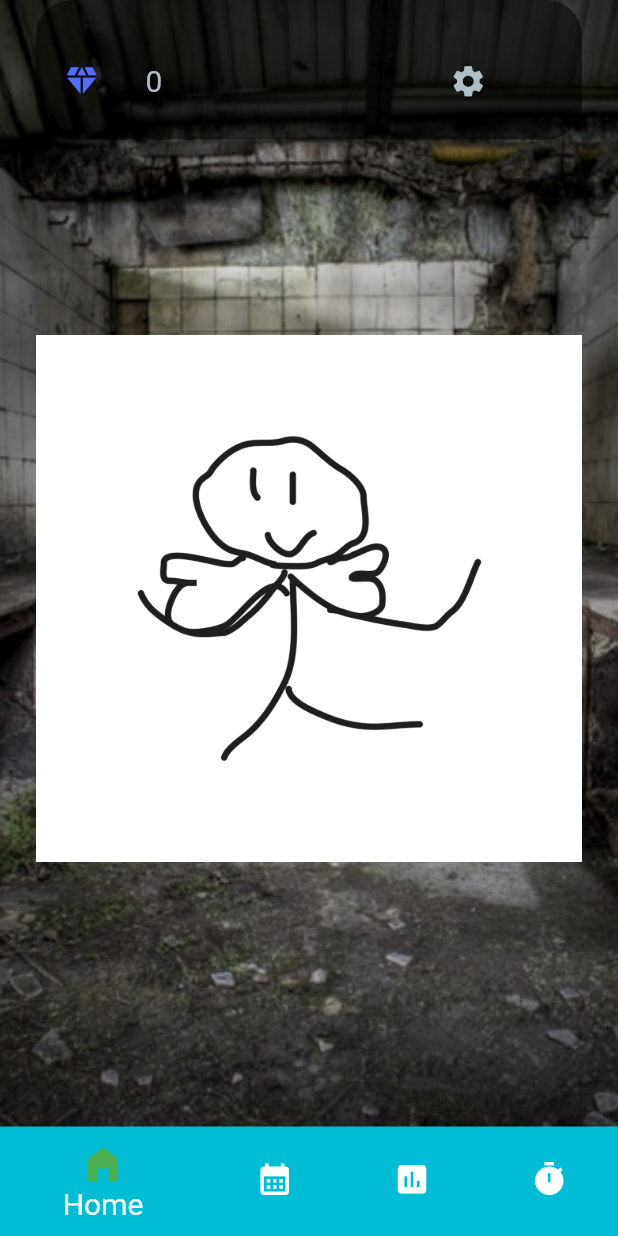
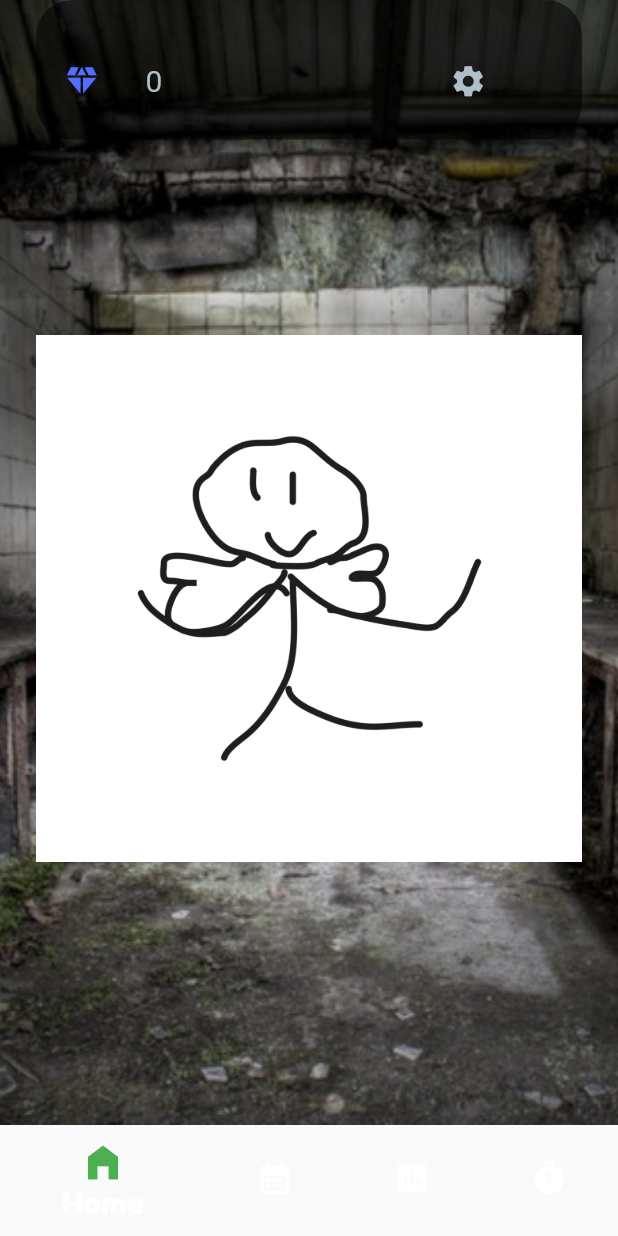
Before and after one commit to 2022cccNATSU/cccapp_code, a Flutter app: the MyHomePage screen opened directly, on a phone screen of 412 x 824 dp. Run offline on Flutter 3.47's test engine with Material 2 defaults, Android fonts, the phone set to English and light mode, and no system bars; our stand-ins replace animated_text_kit, bubble, cloud_firestore, firebase_core, lottie, table_calendar; accounts and stored records are empty.

```diff
--- /dev/null
+++ b/lib/HomePage/HomePage.dart
@@ -0,0 +1 @@
+// TODO Implement this library.
--- a/lib/src/HomePage/BottomBar.dart
+++ b/lib/src/HomePage/BottomBar.dart
@@ -35,8 +35,10 @@ class _BottomBar extends  State<BottomBar>{
     });
   }
   @override
-  Widget build(BuildContext context) {//日本語にしてフォントをHachi Maru Popに
+  Widget build(BuildContext context) {
     return BottomNavigationBar(
+      backgroundColor: Colors.transparent,//bottombarを透明にしない場合は下1行と合わせて消す
+      elevation: 0,//
       currentIndex: _selectedIndex,
       onTap: _onItemTapped,
       items: const <BottomNavigationBarItem>[
@@ -44,32 +46,32 @@ class _BottomBar extends  State<BottomBar>{
           icon: Icon(Icons.home),
           activeIcon: Icon(Icons.home_filled),
           label: 'Home',
-          backgroundColor: BottomBarHomeColor,
+          //backgroundColor: BottomBarHomeColor,
         ),
         BottomNavigationBarItem(
           icon: Icon(Icons.calendar_month),
           activeIcon: Icon(Icons.calendar_month_outlined),
           label: 'Calendar',
-          backgroundColor:BottomBarCalenderColor,
+          //backgroundColor:BottomBarCalenderColor,
         ),
         BottomNavigationBarItem(
           icon: Icon(Icons.assessment),
           activeIcon: Icon(Icons.assessment_outlined),
           label: 'Assignment',
-          backgroundColor: BottomBarAssignmentColor,
+          //backgroundColor: BottomBarAssignmentColor,
         ),
         BottomNavigationBarItem(
           icon: Icon(Icons.timer),
           activeIcon: Icon(Icons.timer),
           label: 'Timer',
-          backgroundColor: BottomBarTimerColor,
+          //backgroundColor: BottomBarTimerColor,
         ),
       ],
       enableFeedback: true,
       iconSize: 25,
       selectedFontSize: 20,
       selectedLabelStyle: const TextStyle(fontFamily: 'FredokaOne'),
-      selectedIconTheme: const IconThemeData(size: 30, color: BottomBarTextColor,),
+      selectedIconTheme: const IconThemeData(size: 30,color: BottomBarTextColor,),
     );
   }
 }
--- a/lib/src/HomePage/HomePage.dart
+++ b/lib/src/HomePage/HomePage.dart
@@ -22,6 +22,7 @@ class _MyHomePageState extends State<MyHomePage> {
   @override
   Widget build(BuildContext context) {
     return Scaffold(
+      extendBody: true,//bottombar透明にしない場合は消す
       body: Container(
         decoration: const BoxDecoration(
             image: DecorationImage(
```
Also changed, not shown: assets/fonts/DynaPuff-Medium.ttf (added), assets/fonts/FredokaOne-Regular.ttf (added), assets/fonts/Lobster-Regular.ttf (added), assets/images/BGofLB.png (added), assets/images/rf.jpg (added), assets/images/waku.png (added), 1 other file.
